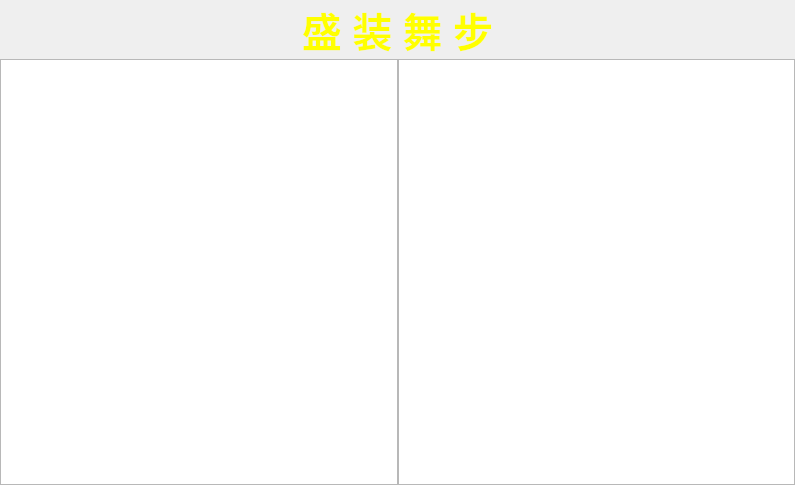
This is module/frm_startlist.ui in jack-liaojie/LED_DEMO as Qt 5 draws it before an edit. The edited form follows.
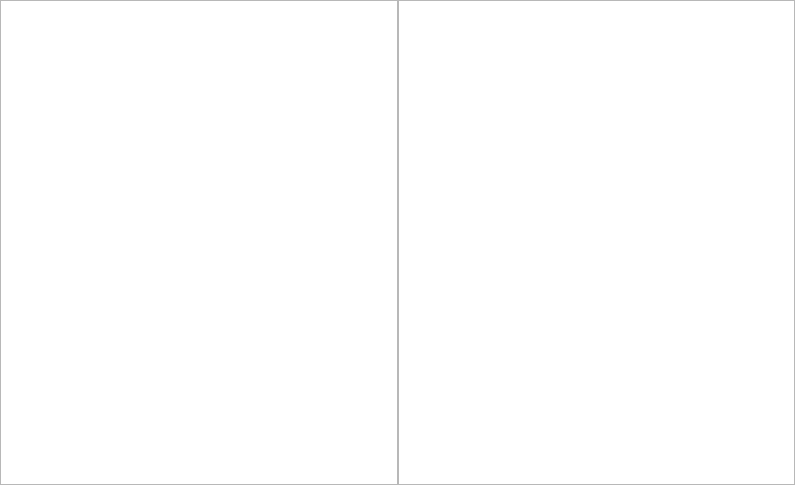
This is the edited form.

```diff
--- a/module/frm_startlist.ui
+++ b/module/frm_startlist.ui
@@ -29,75 +29,11 @@
    <property name="bottomMargin">
     <number>0</number>
    </property>
-   <item>
-    <widget class="QLabel" name="lbl_title">
-     <property name="sizePolicy">
-      <sizepolicy hsizetype="Preferred" vsizetype="Fixed">
-       <horstretch>0</horstretch>
-       <verstretch>0</verstretch>
-      </sizepolicy>
-     </property>
-     <property name="palette">
-      <palette>
-       <active>
-        <colorrole role="WindowText">
-         <brush brushstyle="SolidPattern">
-          <color alpha="255">
-           <red>255</red>
-           <green>255</green>
-           <blue>0</blue>
-          </color>
-         </brush>
-        </colorrole>
-       </active>
-       <inactive>
-        <colorrole role="WindowText">
-         <brush brushstyle="SolidPattern">
-          <color alpha="255">
-           <red>255</red>
-           <green>255</green>
-           <blue>0</blue>
-          </color>
-         </brush>
-        </colorrole>
-       </inactive>
-       <disabled>
-        <colorrole role="WindowText">
-         <brush brushstyle="SolidPattern">
-          <color alpha="255">
-           <red>120</red>
-           <green>120</green>
-           <blue>120</blue>
-          </color>
-         </brush>
-        </colorrole>
-       </disabled>
-      </palette>
-     </property>
-     <property name="font">
-      <font>
-       <family>微软雅黑</family>
-       <pointsize>30</pointsize>
-       <weight>75</weight>
-       <bold>true</bold>
-      </font>
-     </property>
-     <property name="lineWidth">
-      <number>0</number>
-     </property>
-     <property name="text">
-      <string>盛 装 舞 步</string>
-     </property>
-     <property name="scaledContents">
-      <bool>true</bool>
-     </property>
-     <property name="alignment">
-      <set>Qt::AlignHCenter|Qt::AlignTop</set>
-     </property>
-    </widget>
-   </item>
    <item>
     <layout class="QHBoxLayout" name="horizontalLayout">
+     <property name="spacing">
+      <number>0</number>
+     </property>
      <item>
       <widget class="QTableWidget" name="tbwgt_content">
        <property name="sizePolicy">
```
